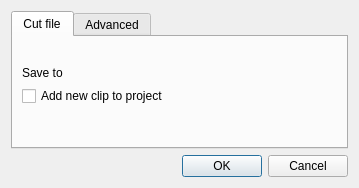
KDE/kdenlive, file src/widgets/cutjobdialog_ui.ui: the form before one commit.
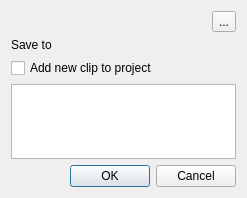
The form after the commit. Custom widgets are drawn as their Qt base class.

Commit message: Cleanup transcode clip dialog

What changed in the file:
```diff
--- a/src/widgets/cutjobdialog_ui.ui
+++ b/src/widgets/cutjobdialog_ui.ui
@@ -6,24 +6,55 @@
    <rect>
     <x>0</x>
     <y>0</y>
-    <width>359</width>
-    <height>171</height>
+    <width>247</width>
+    <height>198</height>
    </rect>
   </property>
   <property name="windowTitle">
    <string>Cut Clip</string>
   </property>
-  <layout class="QGridLayout" name="gridLayout_2">
-   <item row="1" column="0" colspan="2">
-    <widget class="QTabWidget" name="tabWidget">
-     <property name="currentIndex">
-      <number>0</number>
-     </property>
-     <widget class="QWidget" name="tab">
-      <attribute name="title">
-       <string>Cut file</string>
-      </attribute>
-      <layout class="QGridLayout" name="gridLayout_3">
+  <layout class="QGridLayout" name="gridLayout">
+   <item row="0" column="0" colspan="2">
+    <layout class="QHBoxLayout" name="horizontalLayout">
+     <item>
+      <widget class="QLabel" name="info_label">
+       <property name="text">
+        <string/>
+       </property>
+      </widget>
+     </item>
+     <item>
+      <widget class="QToolButton" name="button_more">
+       <property name="toolTip">
+        <string>Configure job</string>
+       </property>
+       <property name="text">
+        <string>...</string>
+       </property>
+       <property name="checkable">
+        <bool>true</bool>
+       </property>
+       <property name="autoRaise">
+        <bool>false</bool>
+       </property>
+      </widget>
+     </item>
+    </layout>
+   </item>
+   <item row="1" column="0">
+    <widget class="QLabel" name="destination_label">
+     <property name="text">
+      <string>Save to</string>
+     </property>
+    </widget>
+   </item>
+   <item row="1" column="1">
+    <widget class="KUrlRequester" name="file_url">
+     <property name="mode">
+      <set>KFile::File|KFile::LocalOnly</set>
+     </property>
+    </widget>
+   </item>
        <item row="2" column="0" colspan="2">
         <widget class="QCheckBox" name="add_clip">
          <property name="text">
@@ -31,7 +62,14 @@
          </property>
         </widget>
        </item>
-       <item row="3" column="1">
+   <item row="3" column="0" colspan="2">
+    <widget class="QTextEdit" name="extra_params">
+     <property name="toolTip">
+      <string/>
+     </property>
+    </widget>
+   </item>
+   <item row="4" column="0">
         <spacer name="verticalSpacer">
          <property name="orientation">
           <enum>Qt::Vertical</enum>
@@ -44,49 +82,7 @@
          </property>
         </spacer>
        </item>
-       <item row="1" column="1">
-        <widget class="KUrlRequester" name="file_url">
-         <property name="mode">
-          <set>KFile::File|KFile::LocalOnly</set>
-         </property>
-        </widget>
-       </item>
-       <item row="1" column="0">
-        <widget class="QLabel" name="label">
-         <property name="text">
-          <string>Save to</string>
-         </property>
-        </widget>
-       </item>
-       <item row="0" column="0" colspan="2">
-        <widget class="QLabel" name="info_label">
-         <property name="text">
-          <string/>
-         </property>
-        </widget>
-       </item>
-      </layout>
-     </widget>
-     <widget class="QWidget" name="tab_2">
-      <attribute name="title">
-       <string>Advanced</string>
-      </attribute>
-      <layout class="QGridLayout" name="gridLayout">
-       <item row="1" column="0">
-        <widget class="QTextEdit" name="extra_params"/>
-       </item>
-       <item row="0" column="0">
-        <widget class="QLabel" name="label_2">
-         <property name="text">
-          <string>Extra parameters</string>
-         </property>
-        </widget>
-       </item>
-      </layout>
-     </widget>
-    </widget>
-   </item>
-   <item row="2" column="0" colspan="2">
+   <item row="5" column="0" colspan="2">
     <widget class="QDialogButtonBox" name="buttonBox">
      <property name="orientation">
       <enum>Qt::Horizontal</enum>
```
Left out of the diff: 16 changed lines with no effect on the pictures. Lines whose indentation alone changed are shown as unchanged. The commit also changes 2 other files.
